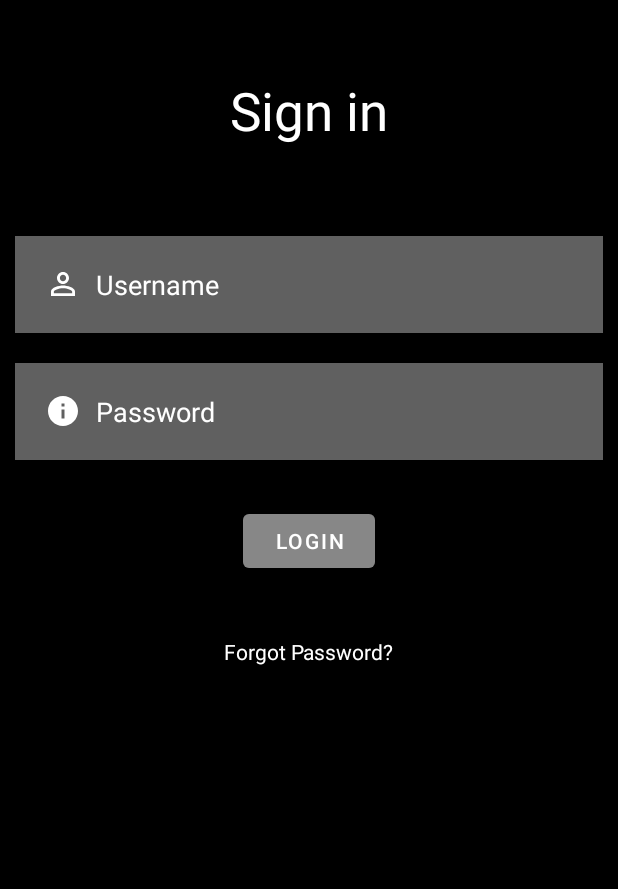
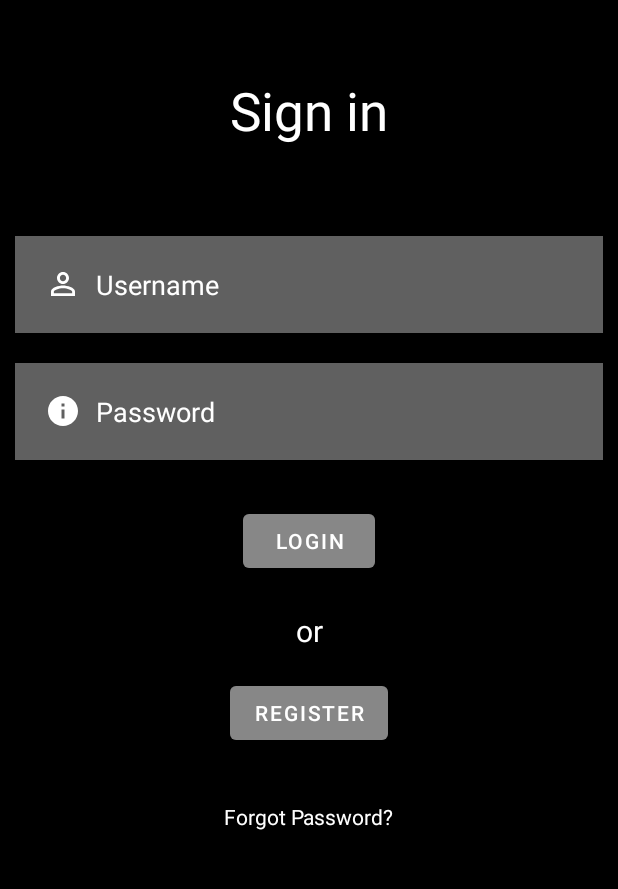
Before and after one commit to Steadfast-Fitness/SteadfastKotlin, an Android app: the screen it shows after launch (MainActivity), on a phone screen of 412 x 824 dp, the part 84-973 px from its top. Run offline under Robolectric (Android 15) with nearby library versions, the phone set to English and light mode, and no system bars.

Commit message:
Updated Sign in and Sign up Pages as well as started database classes

```diff
--- a/app/src/main/java/com/example/steadfast/MainActivity.java
+++ b/app/src/main/java/com/example/steadfast/MainActivity.java
@@ -39,6 +39,7 @@ public class MainActivity extends AppCompatActivity {
         });*/
     }
 
+
    /* private ArrayList<Supplement> getSupplements() {
         //Initialize the list of supplements and add some data
         ArrayList<Supplement> supplements = new ArrayList<>();
--- a/app/src/main/res/layout/login_page.xml
+++ b/app/src/main/res/layout/login_page.xml
@@ -59,10 +59,34 @@
         android:layout_width="wrap_content"
         android:layout_height="wrap_content"
         android:id="@+id/forgotpass"
-        android:layout_below="@id/loginbtn"
+        android:layout_below="@id/registerbtn"
         android:text="Forgot Password?"
         android:textColor="@color/white"
         android:layout_centerHorizontal="true"
         android:layout_margin="20dp"/>
 
+    <TextView
+        android:id="@+id/or"
+        android:layout_width="match_parent"
+        android:layout_height="wrap_content"
+        android:layout_marginStart="50dp"
+        android:layout_marginTop="2dp"
+        android:layout_marginEnd="50dp"
+        android:layout_marginBottom="2dp"
+        android:layout_below="@id/loginbtn"
+        android:gravity="center"
+        android:text="or"
+        android:textColor="@color/white"
+        android:textSize="20dp" />
+
+    <com.google.android.material.button.MaterialButton
+        android:layout_width="wrap_content"
+        android:layout_height="wrap_content"
+        android:id="@+id/registerbtn"
+        android:layout_below="@id/or"
+        android:layout_centerHorizontal="true"
+        android:text="Register"
+        android:backgroundTint="#50ffffff"
+        android:layout_margin="15dp"/>
+
 </RelativeLayout>
```
Also changed, not shown: app/src/main/java/com/example/steadfast/DatabaseHelper.java (added, +31 -0 lines), app/src/main/java/com/example/steadfast/User.java (added, +25 -0 lines), app/src/main/res/layout/signup_page.xml (+26 -1 lines).
